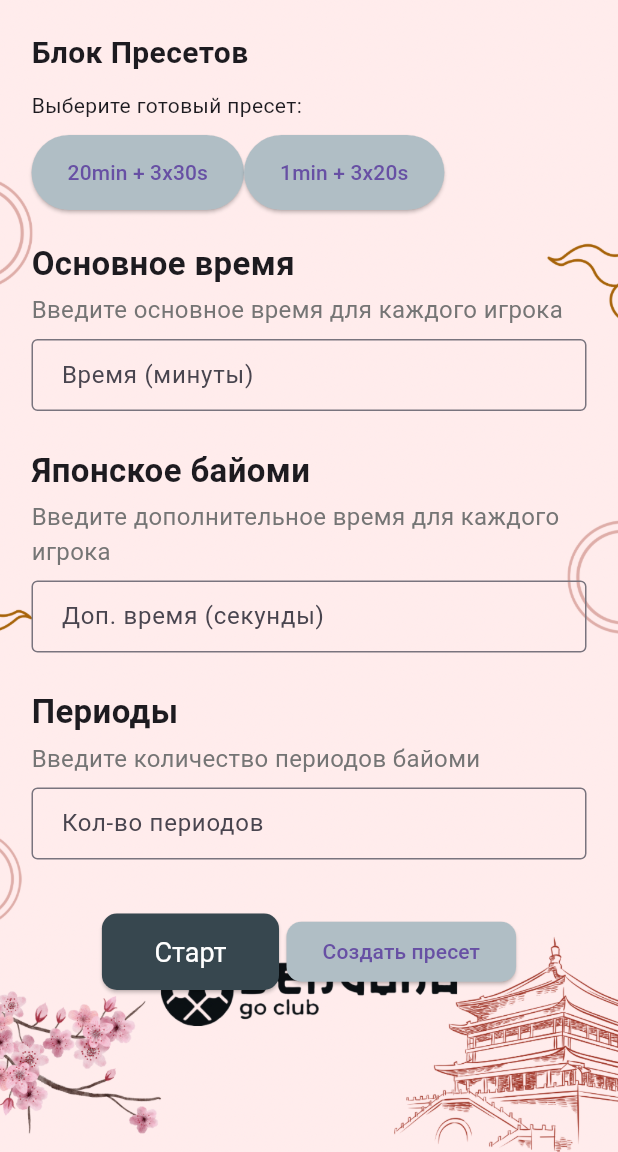
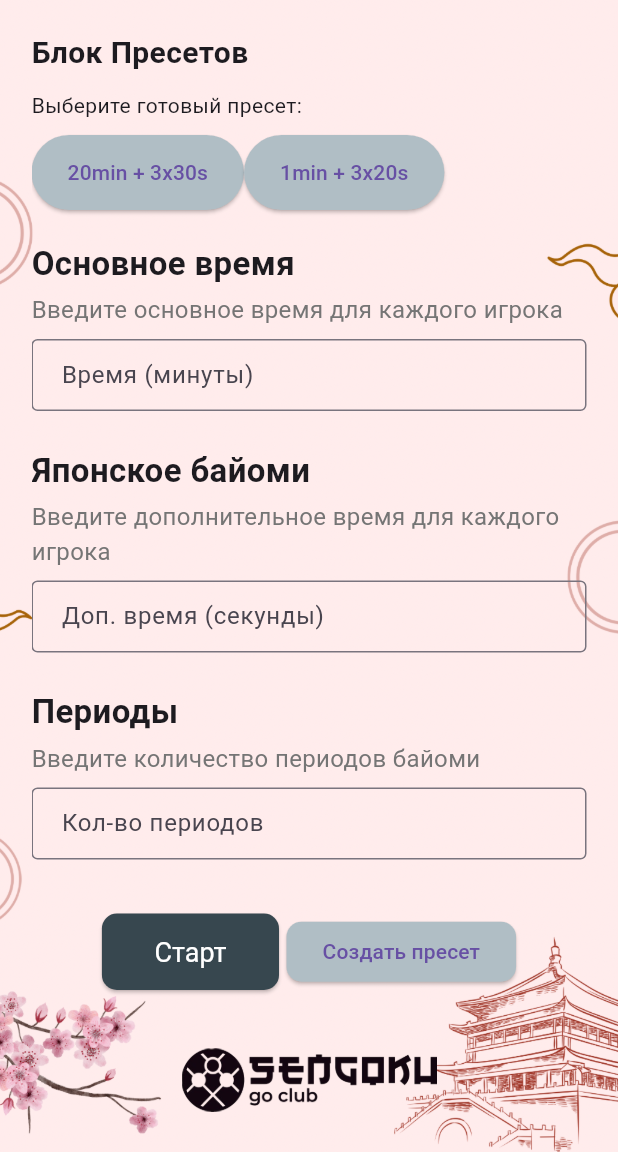
Before and after one commit to Dilnaza07/go_clock_timer, a Flutter app: the screen it shows after launch, on a phone screen of 412 x 824 dp, the part 84-1236 px from its top. Run offline on Flutter 3.47's test engine with Material 3 defaults, Android fonts, the phone set to English and light mode, and no system bars; our stand-ins replace audioplayers, equatable, flutter_bloc, get_it, shared_preferences, sqflite; accounts and stored records are empty.

Commit message:
fix bag logo

```diff
--- a/lib/features/settings/presentation/screen/settings_page.dart
+++ b/lib/features/settings/presentation/screen/settings_page.dart
@@ -57,7 +57,7 @@ class _Body extends StatelessWidget {
         // Задний фон
         Positioned.fill(
           child: Image.asset(
-            'assets/bd/bd4.png',
+            'assets/bd/bd5.png',
             fit: BoxFit.cover,
           ),
         ),
@@ -150,6 +150,12 @@ class _Body extends StatelessWidget {
                               ],
                             ),
                           ],
+                        ),
+
+                        Center(
+                          child: Image.asset('assets/icons/i4.png',
+                            width: 170,
+                            height: 120,),
                         ),
                       ],
                     ),
--- a/pubspec.yaml
+++ b/pubspec.yaml
@@ -74,6 +74,11 @@ flutter:
       - assets/bd/bd2.jpg
       - assets/bd/bd.jpg
       - assets/bd/bd4.png
+      - assets/bd/bd5.png
+      - assets/icons/i.png
+      - assets/icons/icon.png
+      - assets/icons/i2.png
+      - assets/icons/i4.png
 #     - images/a_dot_burr.jpeg
 #     - images/a_dot_ham.jpeg
 
```
Also changed, not shown: assets/bd/bd5.png (added), assets/icons/i.png (added), assets/icons/i2.png (added), assets/icons/i4.png (added).
